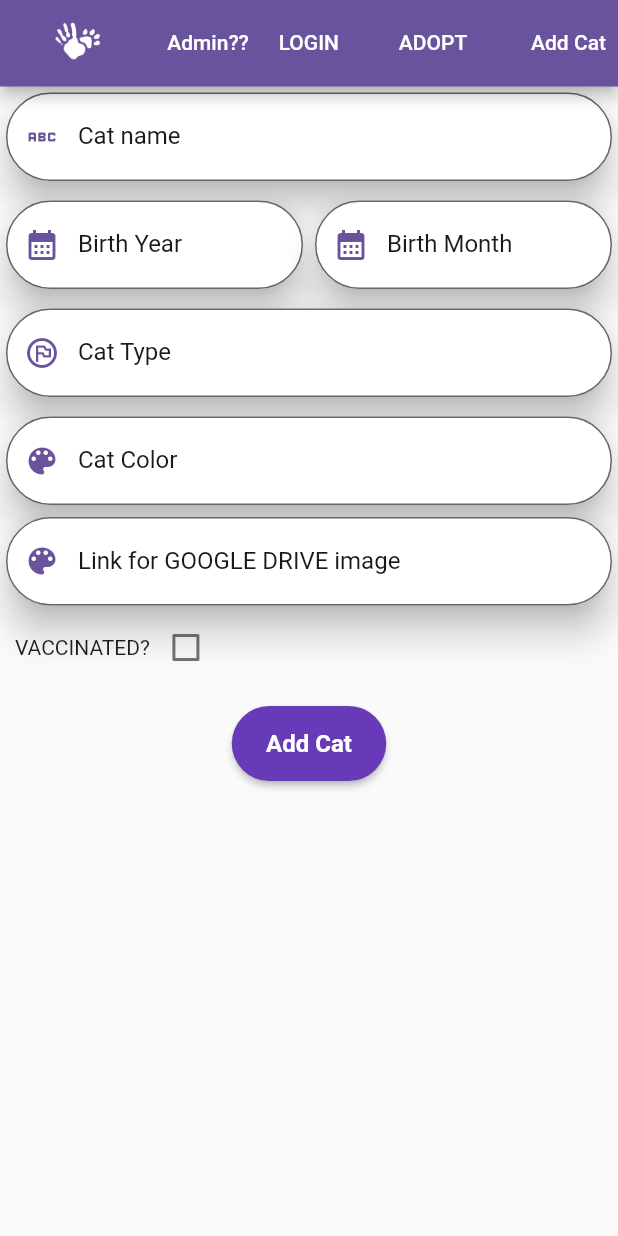
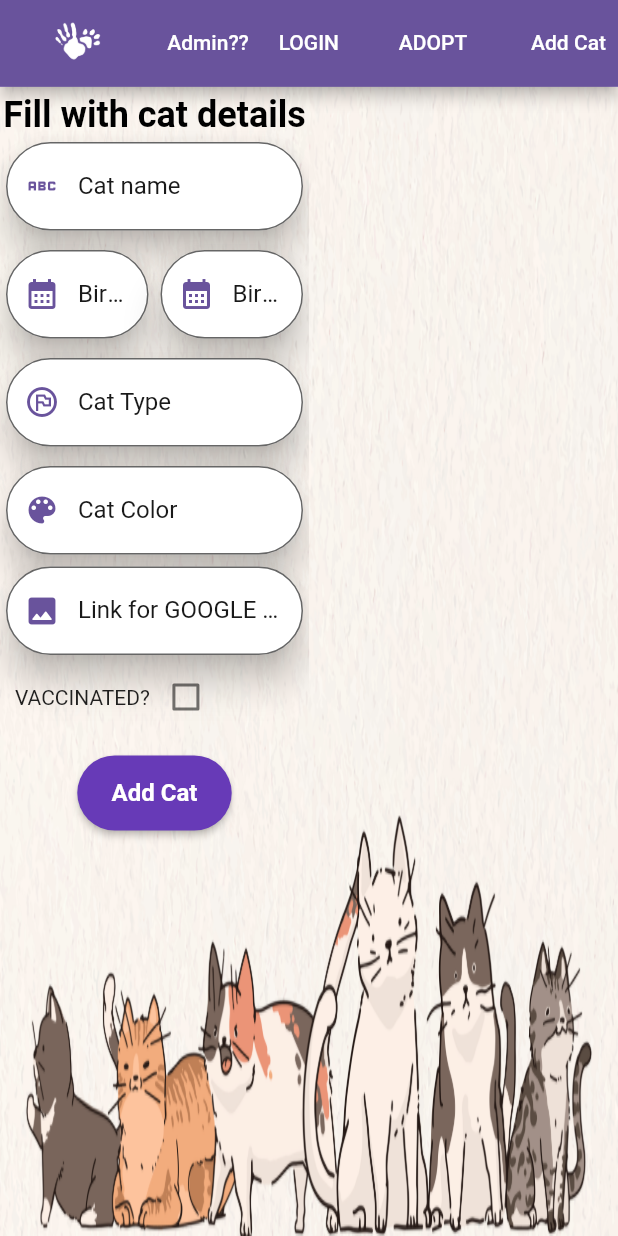
Before and after one commit to ZiadAssem/flutter_application_1, a Flutter app: the screen it shows after launch, on a phone screen of 412 x 824 dp. Run offline on Flutter 3.47's test engine with Material 2 defaults, Android fonts, the phone set to English and light mode, and no system bars; drawn by our look-alikes of firebase_database; our stand-ins replace carousel_slider, cloud_firestore, file_picker, firebase_auth, firebase_core, get and 2 more; accounts and stored records are empty.

Commit message:
added fk catId to request

```diff
--- a/lib/mixins/validation_mixin.dart
+++ b/lib/mixins/validation_mixin.dart
@@ -15,7 +15,8 @@ class ValidationMixin {
     return null;
   }
   String? validateEmpty(String? value) {
-    if (value==null) {
+
+    if (value!.isEmpty) {
       return 'Please fill the form';
     }
     return null;
--- a/lib/screens/admin-screens/addcatscreen.dart
+++ b/lib/screens/admin-screens/addcatscreen.dart
@@ -1,4 +1,6 @@
 import 'package:file_picker/file_picker.dart';
+import 'package:firebase_database/firebase_database.dart';
+import 'package:firebase_database/ui/firebase_animated_list.dart';
 import 'package:flutter/material.dart';
 import 'package:flutter_application_1/mixins/validation_mixin.dart';
 import 'package:flutter_application_1/reusable_widgets/reusable_widget.dart';
@@ -18,19 +20,41 @@ class _AddCatState extends State<AddCat> with ValidationMixin {
   final formKey = GlobalKey<FormState>();
   final addCatController = Get.put(AddCatController());
   bool value = false;
+  static Query ref = DbHelper.getQuery('request');
+
   @override
   Widget build(BuildContext context) {
     MediaQueryData homeQuery = MediaQuery.of(context);
+
     return Scaffold(
       appBar: appBarCustom(context, homeQuery) as PreferredSize,
-      body: catForm(
+      body: SingleChildScrollView(
+          scrollDirection: Axis.horizontal,
+          child: Stack(
+            children: [
+              Container(
+                width: homeQuery.size.width,
+                height: homeQuery.size.height,
+                decoration: const BoxDecoration(
+                  color: Colors.deepPurple,
+                  image: DecorationImage(
+                      fit: BoxFit.fill,
+                      image: AssetImage('assets/cat_background.jpeg')),
+                ),
+              ),
+              Row(
+                children: [
+                  SingleChildScrollView(
+                    child: SizedBox(
+                      width: homeQuery.size.width * 0.5,
+                      height: homeQuery.size.height,
+                      child: catForm(
                         formKey,
                         context,
                         homeQuery,
                         addCatController,
                         validateEmpty,
                         Checkbox(
-
                           value: this.value,
                           onChanged: (bool? value) {
                             setState(() {
@@ -40,37 +64,60 @@ class _AddCatState extends State<AddCat> with ValidationMixin {
                         ),
                         value,
                       ),
+                    ),
+                  ),
+                  Container(
+                    alignment: Alignment.centerLeft,
+                    width: 0.3 * homeQuery.size.width,
+                    child: FirebaseAnimatedList(
+                      query: ref,
+                      itemBuilder: ((context, snapshot, animation, index) {
+                        Map request = snapshot.value as Map;
 
+                        request['key'] = snapshot.key;
+
+                        return listRequest(request: request);
+                      }),
+                    ),
+                  ),
+                ],
+              ),
+            ],
+          )),
     );
   }
 }
 
 Widget catForm(
-    formKey, context, homeQuery, controller, validateEmpty, checkBox,value) {
+    formKey, context, homeQuery, controller, validateEmpty, checkBox, value) {
   return Form(
     key: formKey,
     child: Column(
       children: [
+        const SizedBox(height: 5),
+        const Text(
+          'Fill with cat details',
+          style: TextStyle(
+            fontWeight: FontWeight.bold,
+            fontSize: 24,
+            color: Colors.black,
+          ),
+        ),
         reusableTextField(
             "Cat name", Icons.abc, false, controller.name, validateEmpty),
-        const SizedBox(
-          height: 5,
-        ),
-
-
+        const SizedBox(height: 5),
         Row(
           children: [
             Expanded(
-              child:  reusableTextField('Birth Year', Icons.calendar_month, false,
-            controller.birthYear, validateEmpty),
+              child: reusableTextField('Birth Year', Icons.calendar_month,
+                  false, controller.birthYear, validateEmpty),
             ),
             Expanded(
-              child: reusableTextField('Birth Month', Icons.calendar_month, false,
-            controller.birthMonth, validateEmpty),
+              child: reusableTextField('Birth Month', Icons.calendar_month,
+                  false, controller.birthMonth, validateEmpty),
             )
           ],
         ),
-
         const SizedBox(
           height: 5,
         ),
@@ -81,17 +128,17 @@ Widget catForm(
         ),
         reusableTextField('Cat Color', Icons.color_lens_rounded, false,
             controller.color, validateEmpty),
-        reusableTextField('Link for GOOGLE DRIVE image', Icons.color_lens_rounded, false,
-            controller.image, validateEmpty),
+        reusableTextField('Link for GOOGLE DRIVE image',
+            Icons.image_rounded, false, controller.image, validateEmpty),
         Row(
           children: [
-            SizedBox(width: 10,),
+            const SizedBox(
+              width: 10,
+            ),
             const Text('VACCINATED?'),
             checkBox,
           ],
         ),
-
-
         const SizedBox(
           height: 5,
         ),
@@ -105,7 +152,7 @@ Widget catForm(
                 controller.type.text.trim(),
                 controller.color.text.trim(),
                 controller.image.text.trim());
-
+            formKey.currentState.reset();
           }
         }, homeQuery.size.width * 0.25)
       ],
@@ -123,3 +170,21 @@ Future<void> pickFile() async {
     final fileName = result.files.first.name;
   }
 }
+
+Widget listRequest({required Map request}) {
+  return Card(
+    child: Column(
+      children: [
+        Text(request['userName']),
+        const SizedBox(
+          height: 5,
+        ),
+        Text(request['catName']),
+        const SizedBox(
+          height: 5,
+        ),
+        Text(request['userPhoneNo']),
+      ],
+    ),
+  );
+}
--- a/lib/screens/adoptscreen.dart
+++ b/lib/screens/adoptscreen.dart
@@ -24,7 +24,8 @@ class _AdoptionScreenState extends State<AdoptionScreen> {
     return Scaffold(
         appBar: appBarCustom(context, homeQuery) as PreferredSize,
         //Builds a grid of cat objects with photos
-        body: Stack(children: [
+        body: Stack(
+          children: [
           Container(
             decoration: const BoxDecoration(
 
@@ -35,6 +36,7 @@ class _AdoptionScreenState extends State<AdoptionScreen> {
           FirebaseAnimatedList(
             query: query,
             itemBuilder: (context, snapshot, animation, index) {
+
               Map cat = snapshot.value as Map;
               cat['key'] = snapshot.key;
 
@@ -52,19 +54,7 @@ class _AdoptionScreenState extends State<AdoptionScreen> {
             },
           )
         ]
-            // GridView.builder(
-            //     gridDelegate: const SliverGridDelegateWithFixedCrossAxisCount(
-            //       crossAxisSpacing: 10,
-            //       mainAxisSpacing: 10,
-            //       crossAxisCount: 4,
-            //     ),
 
-            //     itemCount: DbHelper.getCatCount(),
-            //     itemBuilder: (context, index) {
-            //       return catCardV2(cat: catMap);
-            //     }
-
-            //     ),
             ));
   }
 }
@@ -73,11 +63,13 @@ class _AdoptionScreenState extends State<AdoptionScreen> {
 
 
 Widget catCardV2(homeQuery, {required Map cat}) {
+
   // changes google drive format to an accepted format
   String url = cat['imageUrl'];
   url = url.replaceAll('file/d/', 'uc?export=view&id=');
   url = url.replaceAll('/view?usp=share_link', ' ');
 
+  var catKey = cat['key'];
   var catName = cat['name'];
   var imageUrl = cat['imageUrl'];
   var birthYear = cat['birthYear'];
@@ -112,7 +104,7 @@ Widget catCardV2(homeQuery, {required Map cat}) {
           children: [Text('BIRTH YEAR: $birthYear'), Text('COLOR: $color')],
         ),
         SizedBox(width: homeQuery.size.width*0.01,),
-        ElevatedButton(onPressed: (){Request.requestCat(catName);}, child: const Text('Adopt Me <3'))
+        ElevatedButton(onPressed: (){Request.requestCat(catName,catKey);}, child: const Text('Adopt Me <3'))
       ],
     ),
   )
```
Also changed, not shown: lib/classes/request.dart (+6 -10 lines), lib/screens/admin-screens/admin_dashboard.dart (+6 -2 lines), assets/addcat.jpg (added), assets/cat_background.jpeg (added), assets/paw_background.jpg (deleted). Lines whose indentation alone changed are shown as unchanged.
